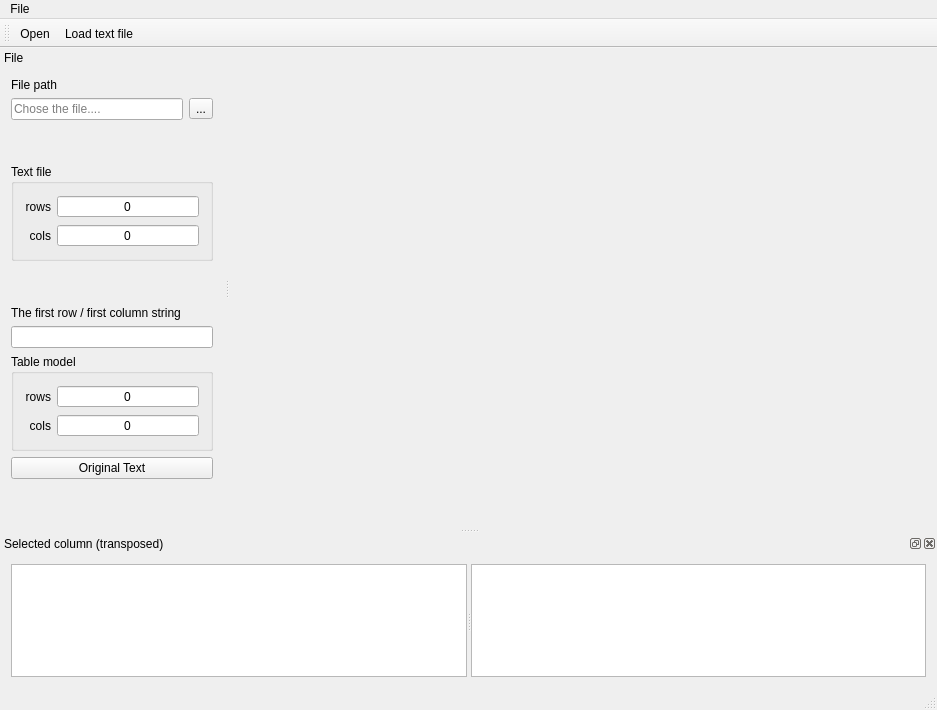
Old version of the form mainwindow.ui in the repository gurmaaan/DescriptorsView.
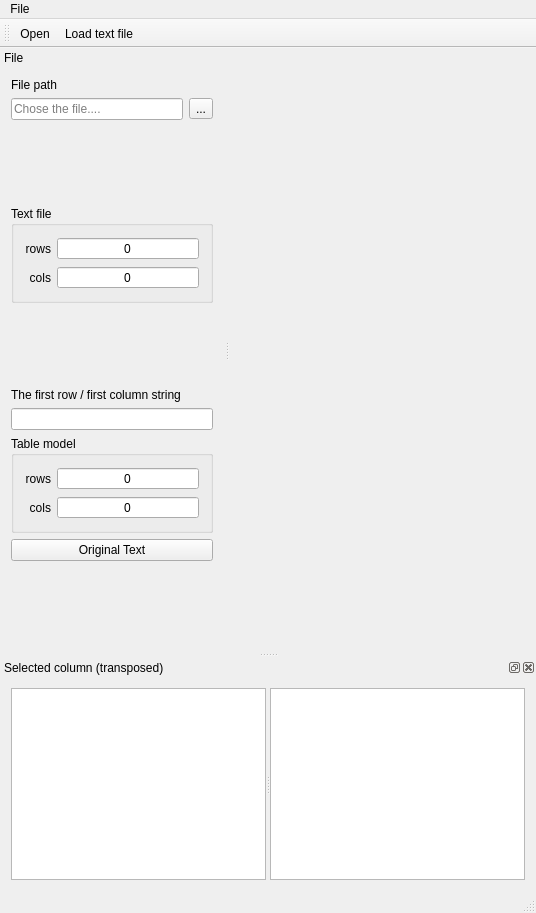
New version of the form. Icons and pictures are not drawn. Custom widgets are drawn as their Qt base class.

```diff
--- a/mainwindow.ui
+++ b/mainwindow.ui
@@ -6,8 +6,8 @@
    <rect>
     <x>0</x>
     <y>0</y>
-    <width>937</width>
-    <height>710</height>
+    <width>536</width>
+    <height>913</height>
    </rect>
   </property>
   <property name="windowTitle">
@@ -40,8 +40,8 @@
     <rect>
      <x>0</x>
      <y>0</y>
-     <width>937</width>
-     <height>21</height>
+     <width>536</width>
+     <height>22</height>
     </rect>
    </property>
    <widget class="QMenu" name="menu">
```
Left out of the diff: 6 changed lines with no effect on the pictures.
